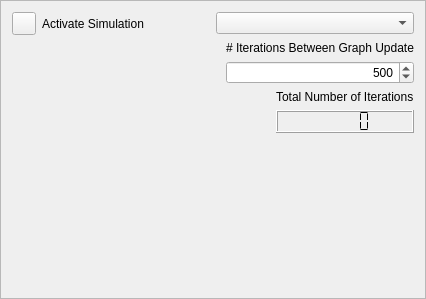
Old version of the form plugins/simulation/dmzMBRAPluginNASimulateForm.ui in the repository dmzgroup/mbra.
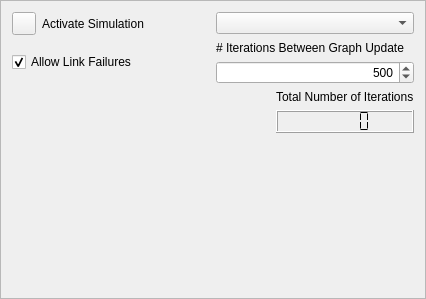
New version of the form.

Commit message: Update Cascade Failure simulation to allow users to specify update time, enable/disable link failure, and UI now displays number of iterations performed on current data set.

Patch:
```diff
--- a/plugins/simulation/dmzMBRAPluginNASimulateForm.ui
+++ b/plugins/simulation/dmzMBRAPluginNASimulateForm.ui
@@ -44,17 +44,17 @@
    <item>
     <layout class="QHBoxLayout" name="horizontalLayout_3">
      <item>
-      <spacer name="horizontalSpacer_2">
-       <property name="orientation">
-        <enum>Qt::Horizontal</enum>
+      <widget class="QCheckBox" name="allowLinkFail">
+       <property name="text">
+        <string>Allow Link Failures</string>
        </property>
-       <property name="sizeHint" stdset="0">
-        <size>
-         <width>40</width>
-         <height>20</height>
-        </size>
+       <property name="checked">
+        <bool>true</bool>
        </property>
-      </spacer>
+       <property name="tristate">
+        <bool>false</bool>
+       </property>
+      </widget>
      </item>
      <item>
       <layout class="QVBoxLayout" name="verticalLayout_2">
```
The commit also changes 4 other files.
